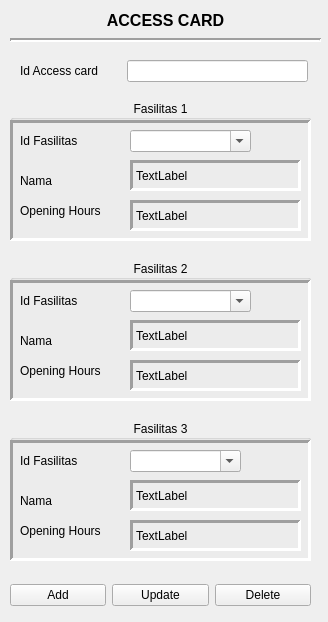
Above: FrmAccessCard.ui from FarchanS/PBE-kel5-apartment before the change. Below: the same form after it.
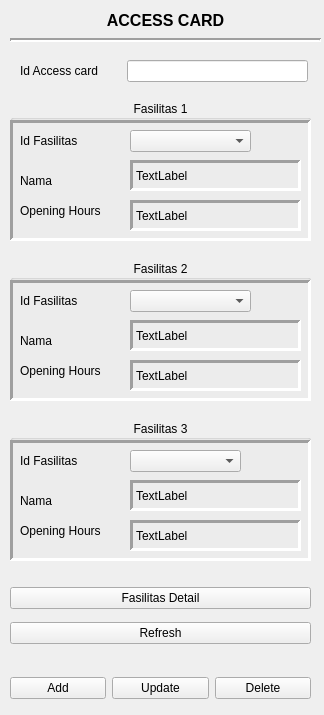
That is the form after the change.

Commit message: add item in combo box

What changed in the file:
```diff
--- a/FrmAccessCard.ui
+++ b/FrmAccessCard.ui
@@ -6,14 +6,14 @@
    <rect>
     <x>0</x>
     <y>0</y>
-    <width>328</width>
-    <height>622</height>
+    <width>324</width>
+    <height>715</height>
    </rect>
   </property>
   <property name="maximumSize">
    <size>
-    <width>328</width>
-    <height>622</height>
+    <width>324</width>
+    <height>715</height>
    </size>
   </property>
   <property name="windowTitle">
@@ -43,39 +43,6 @@
      <set>Qt::AlignCenter</set>
     </property>
    </widget>
-   <widget class="QWidget" name="horizontalLayoutWidget_2">
-    <property name="geometry">
-     <rect>
-      <x>10</x>
-      <y>580</y>
-      <width>301</width>
-      <height>31</height>
-     </rect>
-    </property>
-    <layout class="QHBoxLayout" name="horizontalLayout_2">
-     <item>
-      <widget class="QPushButton" name="PB_add">
-       <property name="text">
-        <string>Add</string>
-       </property>
-      </widget>
-     </item>
-     <item>
-      <widget class="QPushButton" name="PB_update">
-       <property name="text">
-        <string>Update</string>
-       </property>
-      </widget>
-     </item>
-     <item>
-      <widget class="QPushButton" name="PB_del">
-       <property name="text">
-        <string>Delete</string>
-       </property>
-      </widget>
-     </item>
-    </layout>
-   </widget>
    <widget class="QLineEdit" name="Txt_id_AccessCard">
     <property name="geometry">
      <rect>
@@ -130,7 +97,7 @@
       </rect>
      </property>
      <property name="editable">
-      <bool>true</bool>
+      <bool>false</bool>
      </property>
     </widget>
     <widget class="QLabel" name="fasilitas1Label">
@@ -388,7 +355,7 @@
       </rect>
      </property>
      <property name="editable">
-      <bool>true</bool>
+      <bool>false</bool>
      </property>
     </widget>
     <widget class="QLabel" name="label_3">
@@ -541,7 +508,7 @@
       </rect>
      </property>
      <property name="editable">
-      <bool>true</bool>
+      <bool>false</bool>
      </property>
     </widget>
     <widget class="QLabel" name="label_4">
@@ -587,6 +554,70 @@
      <string>Submit</string>
     </property>
    </widget>
+   <widget class="QWidget" name="verticalLayoutWidget">
+    <property name="geometry">
+     <rect>
+      <x>10</x>
+      <y>580</y>
+      <width>301</width>
+      <height>126</height>
+     </rect>
+    </property>
+    <layout class="QVBoxLayout" name="verticalLayout">
+     <item>
+      <widget class="QPushButton" name="PB_Fasilitas">
+       <property name="text">
+        <string>Fasilitas Detail</string>
+       </property>
+      </widget>
+     </item>
+     <item>
+      <widget class="QPushButton" name="PB_Refresh">
+       <property name="text">
+        <string>Refresh</string>
+       </property>
+      </widget>
+     </item>
+     <item>
+      <spacer name="horizontalSpacer">
+       <property name="orientation">
+        <enum>Qt::Horizontal</enum>
+       </property>
+       <property name="sizeHint" stdset="0">
+        <size>
+         <width>40</width>
+         <height>20</height>
+        </size>
+       </property>
+      </spacer>
+     </item>
+     <item>
+      <layout class="QHBoxLayout" name="horizontalLayout_2">
+       <item>
+        <widget class="QPushButton" name="PB_add">
+         <property name="text">
+          <string>Add</string>
+         </property>
+        </widget>
+       </item>
+       <item>
+        <widget class="QPushButton" name="PB_update">
+         <property name="text">
+          <string>Update</string>
+         </property>
+        </widget>
+       </item>
+       <item>
+        <widget class="QPushButton" name="PB_del">
+         <property name="text">
+          <string>Delete</string>
+         </property>
+        </widget>
+       </item>
+      </layout>
+     </item>
+    </layout>
+   </widget>
   </widget>
  </widget>
  <resources/>
```
The commit also changes 2 other files.
